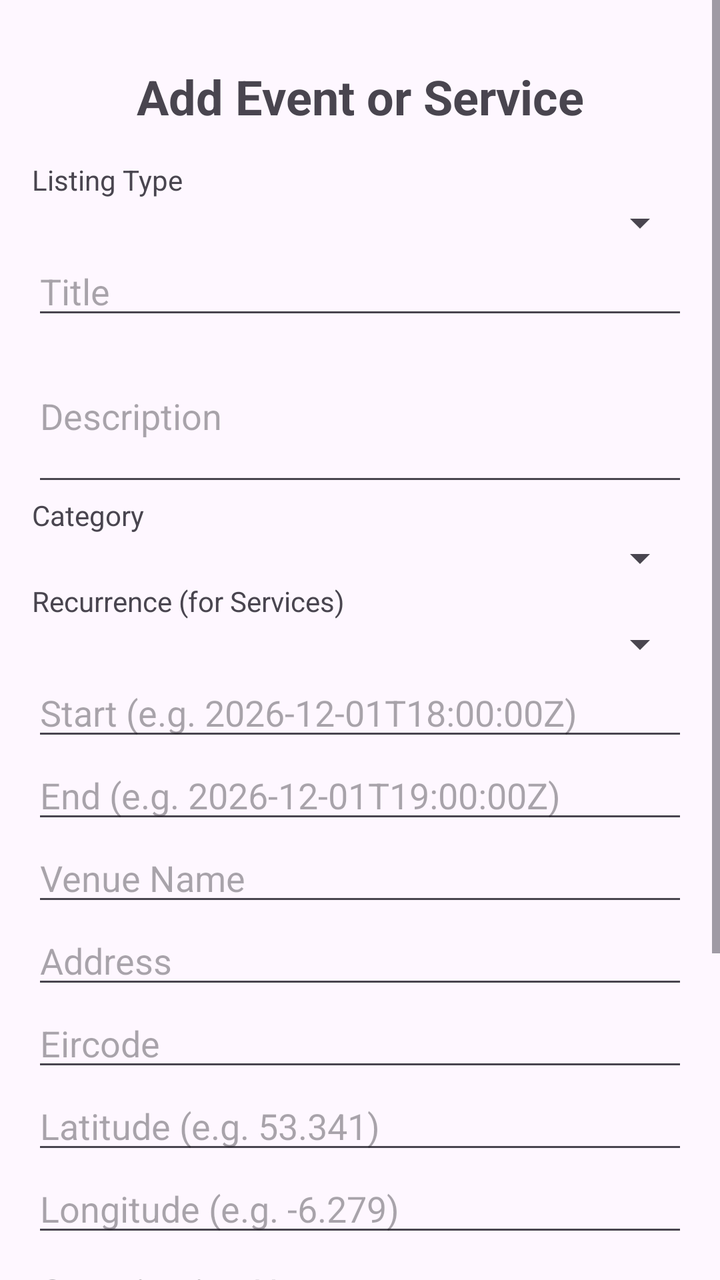
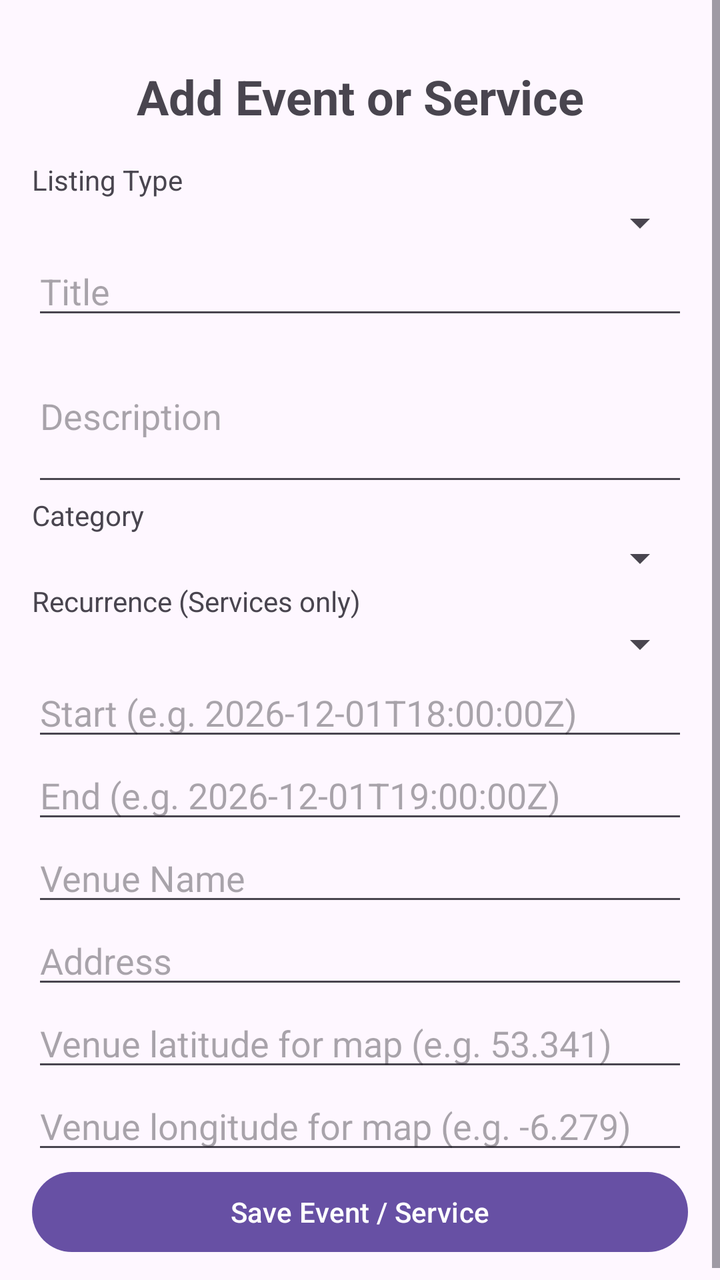

The first picture is an Android layout as it rendered before a commit; the second is the same layout after the commit. The layout source and the unified diff follow.
<!-- AndroidManifest.xml: application theme Theme.LibertiesHub -->
<!-- res/layout/activity_add_event.xml -->
<?xml version="1.0" encoding="utf-8"?>
<ScrollView xmlns:android="http://schemas.android.com/apk/res/android"
    android:layout_width="match_parent"
    android:layout_height="match_parent">

    <LinearLayout
        android:layout_width="match_parent"
        android:layout_height="wrap_content"
        android:orientation="vertical"
        android:padding="16dp">

        <TextView
            android:layout_width="match_parent"
            android:layout_height="wrap_content"
            android:text="Add Event or Service"
            android:textSize="24sp"
            android:textStyle="bold"
            android:gravity="center"
            android:padding="16dp" />

        <TextView
            android:layout_width="match_parent"
            android:layout_height="wrap_content"
            android:text="Listing Type" />

        <Spinner
            android:id="@+id/typeSpinner"
            android:layout_width="match_parent"
            android:layout_height="wrap_content" />

        <EditText
            android:id="@+id/titleEditText"
            android:layout_width="match_parent"
            android:layout_height="wrap_content"
            android:hint="Title"
            android:inputType="textCapSentences" />

        <EditText
            android:id="@+id/descriptionEditText"
            android:layout_width="match_parent"
            android:layout_height="wrap_content"
            android:hint="Description"
            android:inputType="textMultiLine"
            android:minLines="3" />

        <TextView
            android:layout_width="match_parent"
            android:layout_height="wrap_content"
            android:text="Category" />

        <Spinner
            android:id="@+id/categorySpinner"
            android:layout_width="match_parent"
            android:layout_height="wrap_content" />

        <TextView
            android:layout_width="match_parent"
            android:layout_height="wrap_content"
            android:text="Recurrence (for Services)" />

        <Spinner
            android:id="@+id/recurrenceSpinner"
            android:layout_width="match_parent"
            android:layout_height="wrap_content" />

        <EditText
            android:id="@+id/startEditText"
            android:layout_width="match_parent"
            android:layout_height="wrap_content"
            android:hint="Start (e.g. 2026-12-01T18:00:00Z)"
            android:inputType="text" />

        <EditText
            android:id="@+id/endEditText"
            android:layout_width="match_parent"
            android:layout_height="wrap_content"
            android:hint="End (e.g. 2026-12-01T19:00:00Z)"
            android:inputType="text" />

        <EditText
            android:id="@+id/venueEditText"
            android:layout_width="match_parent"
            android:layout_height="wrap_content"
            android:hint="Venue Name"
            android:inputType="textCapWords" />

        <EditText
            android:id="@+id/addressEditText"
            android:layout_width="match_parent"
            android:layout_height="wrap_content"
            android:hint="Address"
            android:inputType="textPostalAddress" />

        <EditText
            android:id="@+id/eircodeEditText"
            android:layout_width="match_parent"
            android:layout_height="wrap_content"
            android:hint="Eircode"
            android:inputType="textCapCharacters" />

        <EditText
            android:id="@+id/latitudeEditText"
            android:layout_width="match_parent"
            android:layout_height="wrap_content"
            android:hint="Latitude (e.g. 53.341)"
            android:inputType="numberDecimal|numberSigned" />

        <EditText
            android:id="@+id/longitudeEditText"
            android:layout_width="match_parent"
            android:layout_height="wrap_content"
            android:hint="Longitude (e.g. -6.279)"
            android:inputType="numberDecimal|numberSigned" />

        <EditText
            android:id="@+id/organisationEditText"
            android:layout_width="match_parent"
            android:layout_height="wrap_content"
            android:hint="Organisation Name"
            android:inputType="textCapWords" />

        <EditText
            android:id="@+id/capacityEditText"
            android:layout_width="match_parent"
            android:layout_height="wrap_content"
            android:hint="Capacity"
            android:inputType="number" />

        <EditText
            android:id="@+id/accessibilityEditText"
            android:layout_width="match_parent"
            android:layout_height="wrap_content"
            android:hint="Accessibility features (separate with commas)"
            android:inputType="textCapSentences" />

        <CheckBox
            android:id="@+id/freeCheckBox"
            android:layout_width="match_parent"
            android:layout_height="wrap_content"
            android:text="Free Event / Service"
            android:checked="true" />

        <Button
            android:id="@+id/saveButton"
            android:layout_width="match_parent"
            android:layout_height="wrap_content"
            android:text="Save Event / Service" />

        <Button
            android:id="@+id/deleteButton"
            android:layout_width="match_parent"
            android:layout_height="wrap_content"
            android:text="Delete Event / Service"
            android:visibility="gone" />

    </LinearLayout>

</ScrollView>
<!-- resources referenced by this layout -->
<resources>
  <style name="Theme.LibertiesHub" parent="Base.Theme.LibertiesHub" />
  <style name="Base.Theme.LibertiesHub" parent="Theme.Material3.DayNight.NoActionBar">
          
          
      </style>
</resources>

<!-- the commit's change to res/layout/activity_add_event.xml (unified diff, before → after) -->
@@ -56,7 +56,7 @@
         <TextView
             android:layout_width="match_parent"
             android:layout_height="wrap_content"
-            android:text="Recurrence (for Services)" />
+            android:text="Recurrence (Services only)" />
 
         <Spinner
             android:id="@+id/recurrenceSpinner"
@@ -92,53 +92,18 @@
             android:inputType="textPostalAddress" />
 
         <EditText
-            android:id="@+id/eircodeEditText"
-            android:layout_width="match_parent"
-            android:layout_height="wrap_content"
-            android:hint="Eircode"
-            android:inputType="textCapCharacters" />
-
-        <EditText
             android:id="@+id/latitudeEditText"
             android:layout_width="match_parent"
             android:layout_height="wrap_content"
-            android:hint="Latitude (e.g. 53.341)"
+            android:hint="Venue latitude for map (e.g. 53.341)"
             android:inputType="numberDecimal|numberSigned" />
 
         <EditText
             android:id="@+id/longitudeEditText"
             android:layout_width="match_parent"
             android:layout_height="wrap_content"
-            android:hint="Longitude (e.g. -6.279)"
+            android:hint="Venue longitude for map (e.g. -6.279)"
             android:inputType="numberDecimal|numberSigned" />
-
-        <EditText
-            android:id="@+id/organisationEditText"
-            android:layout_width="match_parent"
-            android:layout_height="wrap_content"
-            android:hint="Organisation Name"
-            android:inputType="textCapWords" />
-
-        <EditText
-            android:id="@+id/capacityEditText"
-            android:layout_width="match_parent"
-            android:layout_height="wrap_content"
-            android:hint="Capacity"
-            android:inputType="number" />
-
-        <EditText
-            android:id="@+id/accessibilityEditText"
-            android:layout_width="match_parent"
-            android:layout_height="wrap_content"
-            android:hint="Accessibility features (separate with commas)"
-            android:inputType="textCapSentences" />
-
-        <CheckBox
-            android:id="@+id/freeCheckBox"
-            android:layout_width="match_parent"
-            android:layout_height="wrap_content"
-            android:text="Free Event / Service"
-            android:checked="true" />
 
         <Button
             android:id="@+id/saveButton"
@@ -146,13 +111,6 @@
             android:layout_height="wrap_content"
             android:text="Save Event / Service" />
 
-        <Button
-            android:id="@+id/deleteButton"
-            android:layout_width="match_parent"
-            android:layout_height="wrap_content"
-            android:text="Delete Event / Service"
-            android:visibility="gone" />
-
     </LinearLayout>
 
 </ScrollView>
